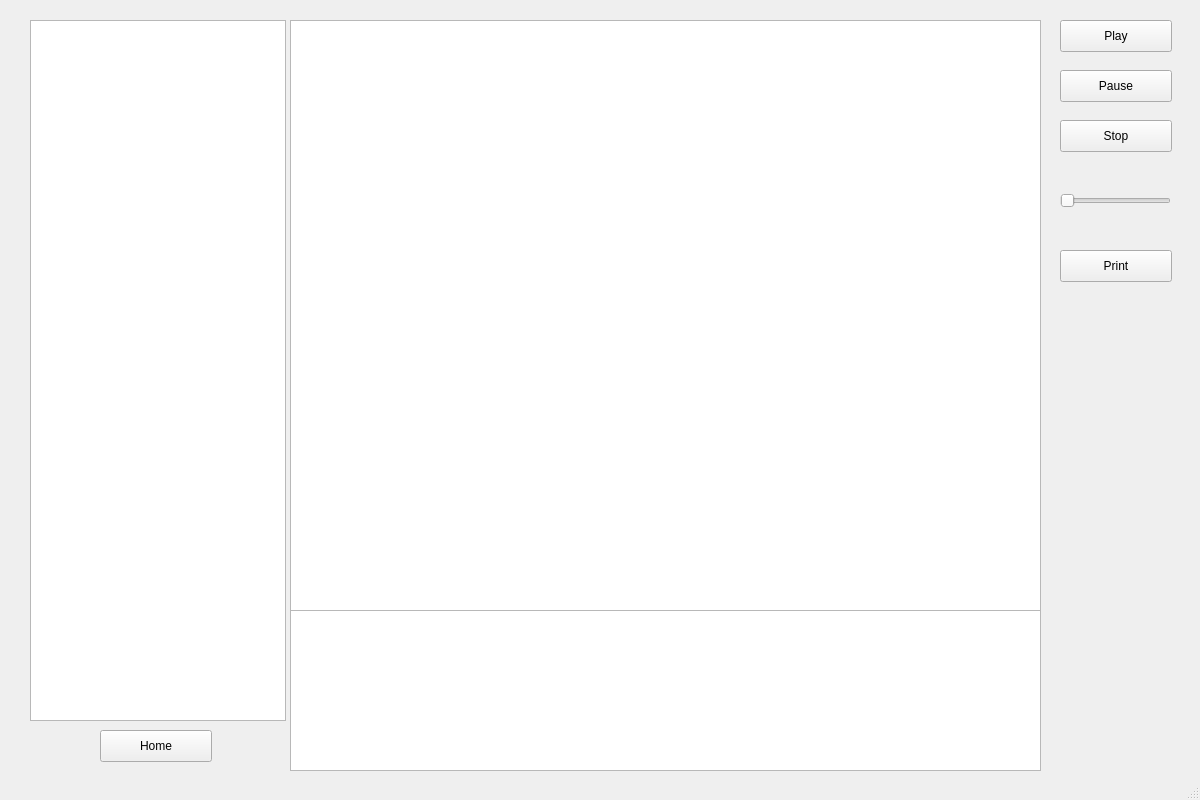
First picture: the form in instructions.ui, repository Liyunfan1998/K-project-new-UI, before the edit.
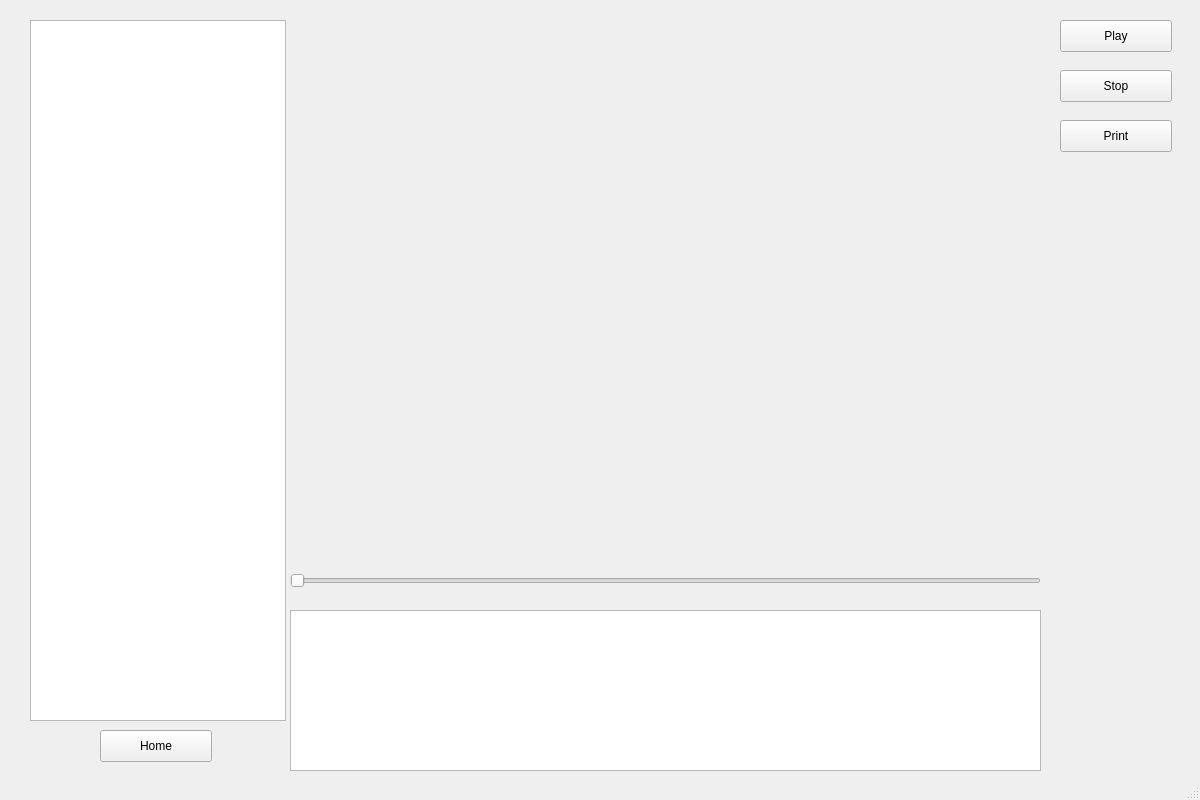
Second picture: the form after the edit.

The edit to the form file:
```diff
--- a/instructions.ui
+++ b/instructions.ui
@@ -37,16 +37,6 @@
      <string>Home</string>
     </property>
    </widget>
-   <widget class="QGraphicsView" name="graphicsView_video">
-    <property name="geometry">
-     <rect>
-      <x>290</x>
-      <y>20</y>
-      <width>751</width>
-      <height>591</height>
-     </rect>
-    </property>
-   </widget>
    <widget class="QTextBrowser" name="textBrowser_instructionsPerExercise">
     <property name="geometry">
      <rect>
@@ -80,19 +70,6 @@
      </rect>
     </property>
     <property name="text">
-     <string>Pause</string>
-    </property>
-   </widget>
-   <widget class="QPushButton" name="pushButton_stop">
-    <property name="geometry">
-     <rect>
-      <x>1060</x>
-      <y>120</y>
-      <width>112</width>
-      <height>32</height>
-     </rect>
-    </property>
-    <property name="text">
      <string>Stop</string>
     </property>
    </widget>
@@ -100,7 +77,7 @@
     <property name="geometry">
      <rect>
       <x>1060</x>
-      <y>250</y>
+      <y>120</y>
       <width>112</width>
       <height>32</height>
      </rect>
@@ -112,9 +89,9 @@
    <widget class="QSlider" name="horizontalSlider">
     <property name="geometry">
      <rect>
-      <x>1060</x>
-      <y>190</y>
-      <width>111</width>
+      <x>290</x>
+      <y>570</y>
+      <width>751</width>
       <height>22</height>
      </rect>
     </property>
@@ -122,6 +99,17 @@
      <enum>Qt::Horizontal</enum>
     </property>
    </widget>
+   <widget class="QWidget" name="verticalLayoutWidget">
+    <property name="geometry">
+     <rect>
+      <x>290</x>
+      <y>20</y>
+      <width>751</width>
+      <height>531</height>
+     </rect>
+    </property>
+    <layout class="QVBoxLayout" name="verticalLayout_videoPlayer"/>
+   </widget>
   </widget>
   <widget class="QStatusBar" name="statusbar"/>
  </widget>
```
Left out of the diff: 6 changed lines with no effect on the pictures.
